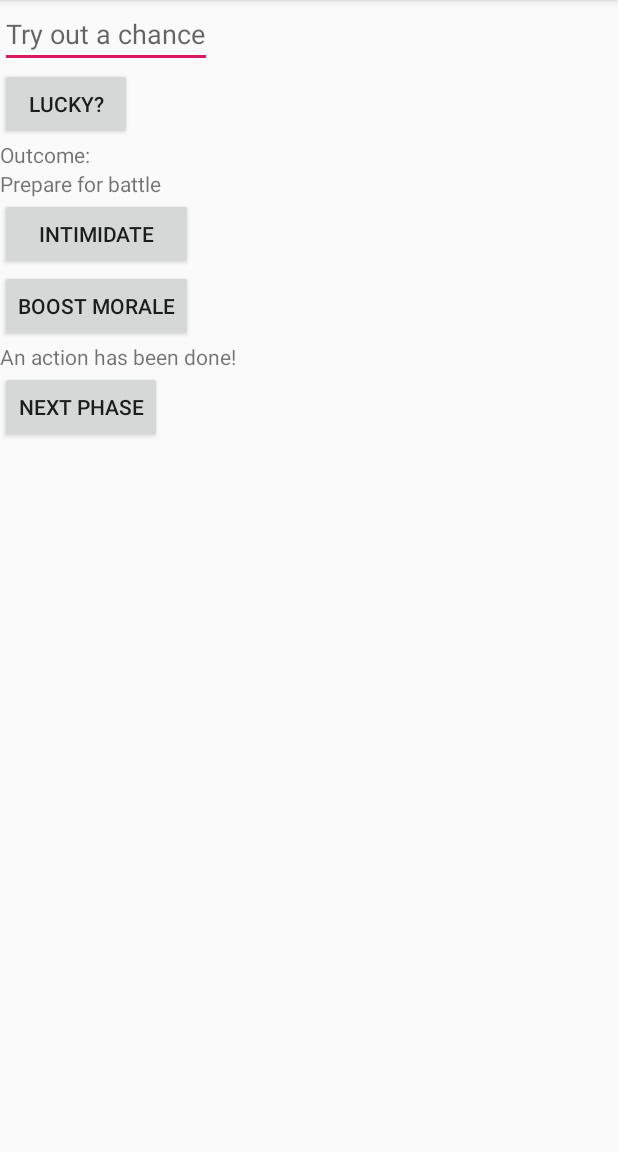
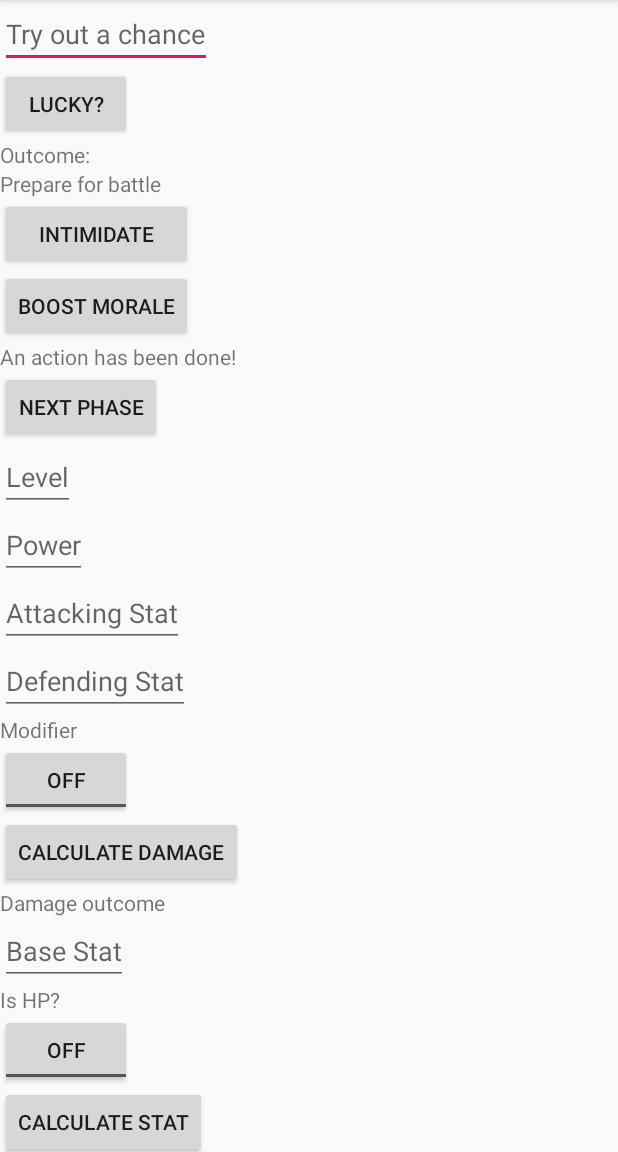
Before and after one commit to TammiLion/DependencyInjectionComparison, an Android app: the screen it shows after launch (BSActivity), on a phone screen of 412 x 824 dp, the part 84-1236 px from its top. Run offline under Robolectric (Android 15) with nearby library versions, the phone set to English and light mode, and no system bars; our stand-ins replace Dagger/Hilt's generated code; libraries missing offline, so code that uses them is left out: org.kodein.di; 1 statement that could not run was skipped.

Commit message:
Added damage and stat calculation. Added a simple AI. Added more actor fields. Changed battle logic, now AI also chooses an action. Battle logic waits for both player and ai to select an action.

```diff
--- a/app/src/main/java/com/learn/dependencyinjectioncomparison/otherprojectstotryinhere/battlesystems/BSActivity.kt
+++ b/app/src/main/java/com/learn/dependencyinjectioncomparison/otherprojectstotryinhere/battlesystems/BSActivity.kt
@@ -4,28 +4,30 @@ import android.os.Bundle
 import android.widget.Button
 import androidx.appcompat.app.AppCompatActivity
 import com.learn.dependencyinjectioncomparison.R
-import com.learn.dependencyinjectioncomparison.otherprojectstotryinhere.battlesystems.logic.Action
-import com.learn.dependencyinjectioncomparison.otherprojectstotryinhere.battlesystems.logic.GameLogic
-import com.learn.dependencyinjectioncomparison.otherprojectstotryinhere.battlesystems.logic.Phase
-import com.learn.dependencyinjectioncomparison.otherprojectstotryinhere.battlesystems.logic.doChance
+import com.learn.dependencyinjectioncomparison.otherprojectstotryinhere.battlesystems.logic.*
 import kotlinx.android.synthetic.main.activity_bs.*
 
 class BSActivity : AppCompatActivity(), GameLogic.Listener {
 
     private lateinit var gameLogic: GameLogic
+    private val player = Actor("Player", 1, 1, 1, 1)
+    private val enemy = Actor("Bot", 1, 1, 1, 1)
 
     override fun onCreate(savedInstanceState: Bundle?) {
         super.onCreate(savedInstanceState)
         setContentView(R.layout.activity_bs)
         setClickListeners()
+
         gameLogic = GameLogic(this)
+        val aiListener = SimpleAi(enemy, player, gameLogic)
+        gameLogic.aiListener = aiListener
     }
 
-
-
     private fun setClickListeners() {
-        calcChanceBtn.setOnClickListener {calcChance() }
+        calcChanceBtn.setOnClickListener { calcChance() }
         phaseBtn.setOnClickListener { gameLogic.nextPhase() }
+        damageBtn.setOnClickListener { calcDmg() }
+        statBtn.setOnClickListener { calcStat() }
     }
 
     private fun calcChance() {
@@ -33,7 +35,7 @@ class BSActivity : AppCompatActivity(), GameLogic.Listener {
         val percentage: Float? = input.toString().toFloatOrNull()
         percentage?.let {
             val isLucky = doChance(percentage)
-            outcomeText.text = if(isLucky) "You're lucky!" else "Not so lucky :("
+            outcomeText.text = if (isLucky) "You're lucky!" else "Not so lucky :("
         }
     }
 
@@ -52,7 +54,7 @@ class BSActivity : AppCompatActivity(), GameLogic.Listener {
     }
 
     override fun onActionResult(result: String) {
-       actionText.text = result
+        actionText.text = result
     }
 
     override fun onActionsChanged(actions: List<Action>) {
@@ -62,4 +64,28 @@ class BSActivity : AppCompatActivity(), GameLogic.Listener {
     override fun onPhaseChanged(phase: Phase) {
         phaseText.text = phase.name
     }
+
+    private fun calcDmg() {
+        val level: Int? = levelEdit.text.toString().toIntOrNull()
+        val hasRandomModifer: Boolean = modifierToggle.isChecked
+        val attackingStat: Int? = attackEdit.text.toString().toIntOrNull()
+        val defendingStat: Int? = defendEdit.text.toString().toIntOrNull()
+        val power: Int? = powerEdit.text.toString().toIntOrNull()
+
+        if (level != null && attackingStat != null && defendingStat != null && power != null) {
+            val modifier = if (hasRandomModifer) calcModifier() else 1.00
+            val damage = calcDamage(level, power, attackingStat, defendingStat, modifier)
+            damageText.text = "Damage outcome is $damage"
+        }
+    }
+
+    private fun calcStat() {
+        val baseStat: Int? = baseStatEdit.text.toString().toIntOrNull()
+        val level: Int? = levelEdit.text.toString().toIntOrNull()
+        val isHp: Boolean = isHpToggle.isChecked
+        if (baseStat != null && level != null) {
+            val stat = simpleCalcStat(baseStat, level, isHp)
+            statText.text = "Stat outcome is $stat"
+        }
+    }
 }
--- a/app/src/main/java/com/learn/dependencyinjectioncomparison/otherprojectstotryinhere/battlesystems/logic/Actor.kt
+++ b/app/src/main/java/com/learn/dependencyinjectioncomparison/otherprojectstotryinhere/battlesystems/logic/Actor.kt
@@ -1,5 +1,7 @@
 package com.learn.dependencyinjectioncomparison.otherprojectstotryinhere.battlesystems.logic
 
-open class Actor() {
-
-}
+open class Actor(val name: String,
+                 val level: Int,
+                 val baseHp: Int,
+                 val baseAtk: Int,
+                 val baseDef: Int)
--- a/app/src/main/java/com/learn/dependencyinjectioncomparison/otherprojectstotryinhere/battlesystems/logic/Calculations.kt
+++ b/app/src/main/java/com/learn/dependencyinjectioncomparison/otherprojectstotryinhere/battlesystems/logic/Calculations.kt
@@ -3,3 +3,22 @@ package com.learn.dependencyinjectioncomparison.otherprojectstotryinhere.battles
 import kotlin.random.Random
 
 fun doChance(chance: Float): Boolean = Random.nextFloat() <= chance
+
+fun simpleCalcStat(baseStat: Int, level: Int, isHp: Boolean = false): Int {
+    return baseStat * level + if (isHp) level + 10 else level + 5
+}
+
+//https://bulbapedia.bulbagarden.net/wiki/Damage
+
+fun calcModifier(): Double {
+    return Math.min(Random.nextDouble() + 0.85, 1.00)
+}
+
+fun calcDamage(level: Int, power: Int, attackingStat: Int, defendingStat: Int, modifier: Double = 1.0): Int {
+    val levelMod = ((2 * level) / 5) + 2
+    val topPartEquation = levelMod * power * (attackingStat / defendingStat)
+    return (((topPartEquation/50)+2) * modifier).toInt()
+}
+
+fun ClosedRange<Int>.random() =
+        Random.nextInt((endInclusive + 1) - start) +  start
--- a/app/src/main/java/com/learn/dependencyinjectioncomparison/otherprojectstotryinhere/battlesystems/logic/GameLogic.kt
+++ b/app/src/main/java/com/learn/dependencyinjectioncomparison/otherprojectstotryinhere/battlesystems/logic/GameLogic.kt
@@ -1,20 +1,50 @@
 package com.learn.dependencyinjectioncomparison.otherprojectstotryinhere.battlesystems.logic
 
-open class GameLogic(val listener: Listener) {
+open class GameLogic(val playerListener: Listener) {
 
+    var aiListener: Listener? = null
+    set(value) {
+        field = value
+        nextPhase()
+    }
     private val phasesInOrder = listOf(PREPARATION, BATTLE, DEFENSE, DEFEAT, WIN)
     private var currentPhase = 0
 
+    private var playerAction: Action? = null
+    private var enemyAction: Action? = null
+
     init {
         currentPhase = -1
-        nextPhase()
+    }
+
+    fun battle(engager: Actor, engaged: Actor) {
+
     }
 
     fun onPlayerAction(action: Action) {
-        //TODO wait for this plus enemy
-        val success = doChance(action.baseChance)
-        val result = if (success) "Action ${action.identifier} was a success" else "Action ${action.identifier} was a failure"
-        listener.onActionResult(result)
+        playerAction = action
+        processActions()
+    }
+
+    fun onEnemyAction(action: Action) {
+        enemyAction = action
+        processActions()
+    }
+
+    fun processActions() {
+        playerAction?.let { pAction ->
+            enemyAction?.let { eAction ->
+                val success = doChance(pAction.baseChance)
+                val eSuccess = doChance(eAction.baseChance)
+                val result = if (success) "Player action ${pAction.identifier} was a success" else "Player action ${pAction.identifier} was a failure"
+                val eResult = if (eSuccess) "Enemy action ${eAction.identifier} was a success" else "Enemy action ${eAction.identifier} was a failure"
+
+                playerListener.onActionResult("$result\n$eResult")
+
+                playerAction = null
+                enemyAction = null
+            }
+        }
     }
 
     fun nextPhase() {
@@ -23,8 +53,10 @@ open class GameLogic(val listener: Listener) {
             currentPhase = 0
         }
         val phase = phasesInOrder[currentPhase]
-        listener.onPhaseChanged(phase)
-        listener.onActionsChanged(phase.allowedActions)
+        playerListener.onPhaseChanged(phase)
+        playerListener.onActionsChanged(phase.allowedActions)
+        aiListener?.onPhaseChanged(phase)
+        aiListener?.onActionsChanged(phase.allowedActions)
     }
 
     interface Listener {
--- /dev/null
+++ b/app/src/main/java/com/learn/dependencyinjectioncomparison/otherprojectstotryinhere/battlesystems/logic/SimpleAi.kt
@@ -0,0 +1,15 @@
+package com.learn.dependencyinjectioncomparison.otherprojectstotryinhere.battlesystems.logic
+
+open class SimpleAi(val aiActor: Actor, val player: Actor, val gameLogic: GameLogic) : GameLogic.Listener {
+    override fun onActionResult(result: String) {
+    }
+
+    override fun onActionsChanged(actions: List<Action>) {
+        val action = actions[(0 until actions.size).random()]
+        gameLogic.onEnemyAction(action)
+    }
+
+    override fun onPhaseChanged(phase: Phase) {
+    }
+
+}
--- a/app/src/main/res/layout/activity_bs.xml
+++ b/app/src/main/res/layout/activity_bs.xml
@@ -1,8 +1,12 @@
 <?xml version="1.0" encoding="utf-8"?>
-<LinearLayout xmlns:android="http://schemas.android.com/apk/res/android"
+<ScrollView xmlns:android="http://schemas.android.com/apk/res/android"
     android:orientation="vertical"
     android:layout_width="match_parent"
-    android:layout_height="match_parent">
+    android:layout_height="wrap_content">
+<LinearLayout
+    android:orientation="vertical"
+    android:layout_width="match_parent"
+    android:layout_height="wrap_content">
 
     <EditText
         android:id="@+id/percentageEdit"
@@ -44,4 +48,79 @@
         android:layout_width="wrap_content"
         android:layout_height="wrap_content" />
 
+    <EditText
+        android:id="@+id/levelEdit"
+        android:hint="Level"
+        android:layout_width="wrap_content"
+        android:layout_height="wrap_content" />
+
+    <EditText
+        android:id="@+id/powerEdit"
+        android:layout_width="wrap_content"
+        android:layout_height="wrap_content"
+        android:hint="Power" />
+
+    <EditText
+        android:id="@+id/attackEdit"
+        android:layout_width="wrap_content"
+        android:layout_height="wrap_content"
+        android:hint="Attacking Stat"/>
+
+    <EditText
+        android:id="@+id/defendEdit"
+        android:hint="Defending Stat"
+        android:layout_width="wrap_content"
+        android:layout_height="wrap_content" />
+
+    <TextView
+        android:text="Modifier"
+        android:layout_width="wrap_content"
+        android:layout_height="wrap_content" />
+
+    <ToggleButton
+        android:id="@+id/modifierToggle"
+        android:layout_width="wrap_content"
+        android:layout_height="wrap_content" />
+
+    <Button
+        android:id="@+id/damageBtn"
+        android:layout_width="wrap_content"
+        android:layout_height="wrap_content"
+        android:text="Calculate Damage"/>
+
+    <TextView
+        android:id="@+id/damageText"
+        android:text="Damage outcome"
+        android:layout_width="wrap_content"
+        android:layout_height="wrap_content" />
+
+    <EditText
+        android:id="@+id/baseStatEdit"
+        android:hint="Base Stat"
+        android:layout_width="wrap_content"
+        android:layout_height="wrap_content" />
+
+    <TextView
+        android:text="Is HP?"
+        android:layout_width="wrap_content"
+        android:layout_height="wrap_content" />
+
+    <ToggleButton
+        android:id="@+id/isHpToggle"
+        android:layout_width="wrap_content"
+        android:layout_height="wrap_content" />
+
+    <Button
+        android:id="@+id/statBtn"
+        android:text="Calculate Stat"
+        android:layout_width="wrap_content"
+        android:layout_height="wrap_content" />
+
+    <TextView
+        android:id="@+id/statText"
+        android:text="Stat outcome"
+        android:layout_width="wrap_content"
+        android:layout_height="wrap_content" />
+
 </LinearLayout>
+</ScrollView>
```
